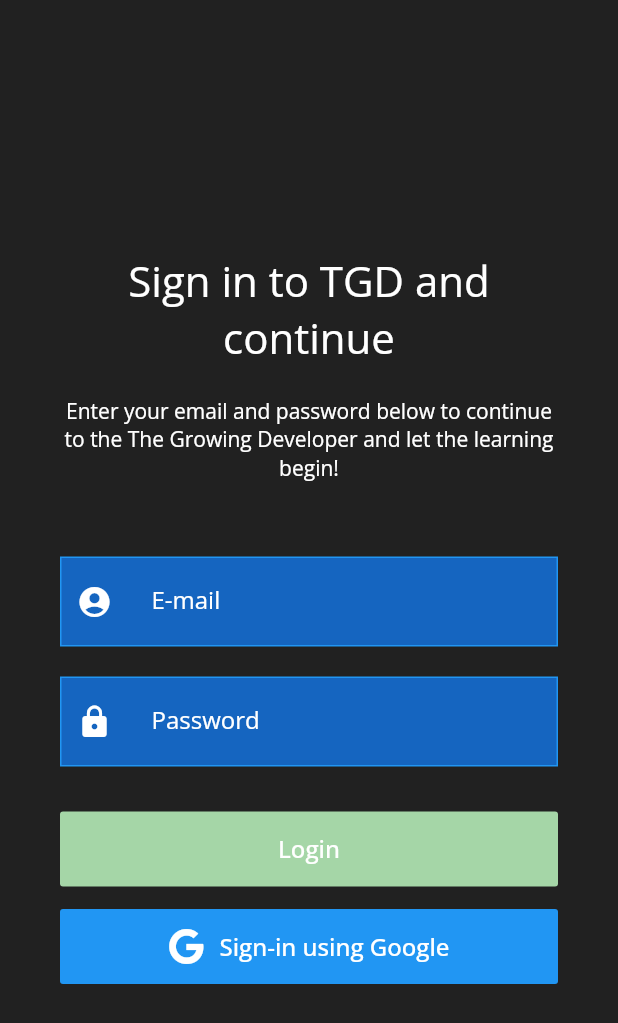
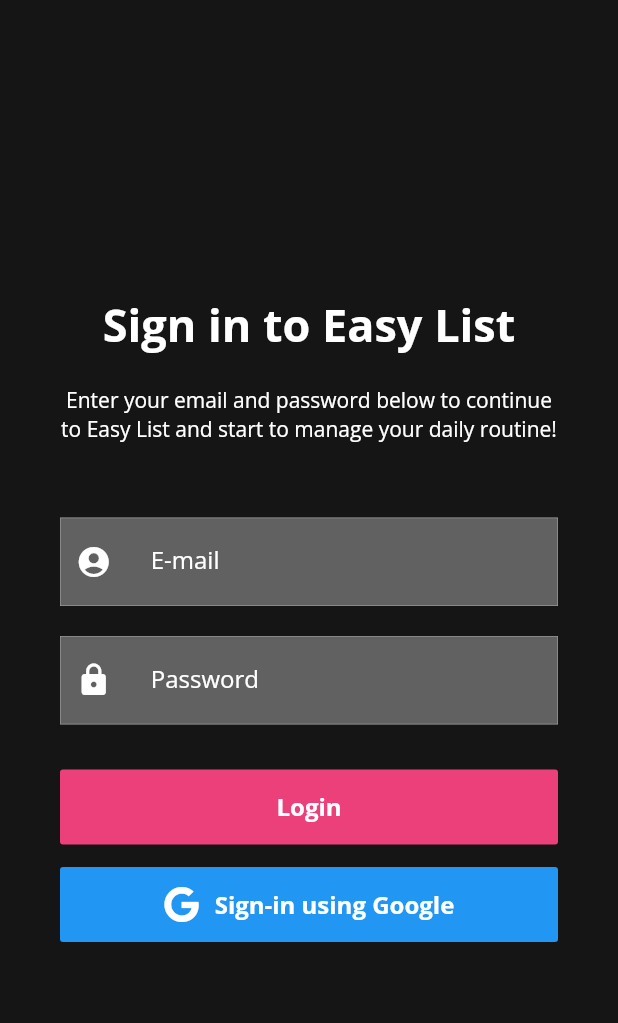
Before and after one commit to RafaelMarinho96/todo-list, a Flutter app: the screen it shows after launch, on a phone screen of 412 x 824 dp. Shown: the top 1023 px of the screen. Run offline on Flutter 3.47's test engine with Material 2 defaults, Android fonts, the phone set to English and light mode, and no system bars; our stand-ins replace cloud_firestore, firebase_auth, firebase_core, font_awesome_flutter, google_fonts, google_sign_in and 1 more; missing offline and left inert: speed_dial_fab, swipable_stack; accounts and stored records are empty.

Commit message:
fix: adjust labels and layout

```diff
--- a/lib/main.dart
+++ b/lib/main.dart
@@ -28,7 +28,7 @@ class MyApp extends StatelessWidget {
               primarySwatch: Colors.pink,
               textTheme:
                   GoogleFonts.openSansTextTheme(Theme.of(context).textTheme),
-              scaffoldBackgroundColor: Colors.grey[900]),
+              scaffoldBackgroundColor: Color(0xff151515)),
           home: SplashScreen()),
     );
   }
--- a/lib/screens/login_screen.dart
+++ b/lib/screens/login_screen.dart
@@ -20,13 +20,16 @@ class LoginScreen extends StatelessWidget {
             mainAxisAlignment: MainAxisAlignment.center,
             children: [
               Text(
-                'Sign in to TGD and continue',
+                'Sign in to Easy List',
                 textAlign: TextAlign.center,
-                style: TextStyle(color: Colors.white, fontSize: 28),
+                style: TextStyle(
+                    color: Colors.white,
+                    fontSize: 30,
+                    fontWeight: FontWeight.bold),
               ),
               SizedBox(height: 20),
               Text(
-                'Enter your email and password below to continue to the The Growing Developer and let the learning begin!',
+                'Enter your email and password below to continue to Easy List and start to manage your daily routine!',
                 textAlign: TextAlign.center,
                 style: TextStyle(color: Colors.white, fontSize: 14),
               ),
@@ -46,9 +49,12 @@ class LoginScreen extends StatelessWidget {
                 minWidth: double.maxFinite,
                 height: 50,
                 onPressed: () {},
-                color: Colors.green[200],
+                color: Colors.pink[400],
                 child: Text('Login',
-                    style: TextStyle(color: Colors.white, fontSize: 16)),
+                    style: TextStyle(
+                        color: Colors.white,
+                        fontSize: 16,
+                        fontWeight: FontWeight.bold)),
                 textColor: Colors.white,
               ),
               SizedBox(height: 15.0),
@@ -68,7 +74,10 @@ class LoginScreen extends StatelessWidget {
                     Icon(FontAwesomeIcons.google),
                     SizedBox(width: 10),
                     Text('Sign-in using Google',
-                        style: TextStyle(color: Colors.white, fontSize: 16)),
+                        style: TextStyle(
+                            color: Colors.white,
+                            fontSize: 16,
+                            fontWeight: FontWeight.bold)),
                   ],
                 ),
                 textColor: Colors.white,
@@ -84,7 +93,8 @@ class LoginScreen extends StatelessWidget {
     return Container(
       padding: EdgeInsets.symmetric(horizontal: 10, vertical: 5),
       decoration: BoxDecoration(
-          color: Colors.blue[800], border: Border.all(color: Colors.blue)),
+          color: Colors.grey[700],
+          border: Border.all(color: Colors.grey, width: 0.5)),
       child: TextField(
         decoration: InputDecoration(
             contentPadding: EdgeInsets.symmetric(horizontal: 10),
--- a/lib/screens/splash_screen.dart
+++ b/lib/screens/splash_screen.dart
@@ -32,7 +32,7 @@ class _SplashScreenState extends State<SplashScreen> {
               width: 300,
               child: Lottie.asset('assets/splash_animation.json'),
             ),
-            Text('Check List',
+            Text('Easy List',
                 textAlign: TextAlign.center,
                 style: TextStyle(
                   color: Colors.white,
--- a/lib/widgets/list_widget.dart
+++ b/lib/widgets/list_widget.dart
@@ -32,7 +32,7 @@ class ListWidget extends StatelessWidget {
               padding: EdgeInsets.only(left: 20.0),
               alignment: Alignment.centerLeft,
               child: Icon(Icons.delete),
-              color: Colors.red,
+              color: Colors.pink,
             ),
             onDismissed: (direction) {
               onDeleteTask!((tasks as dynamic)[index].uid);
```
Also changed, not shown: lib/screens/card_screen.dart (+13 -5 lines), lib/screens/list_screen.dart (+4 -3 lines), lib/widgets/card_label_widget.dart (+4 -4 lines), lib/widgets/cards_widget.dart (+5 -2 lines), lib/widgets/heading_widget.dart (+46 -6 lines).
